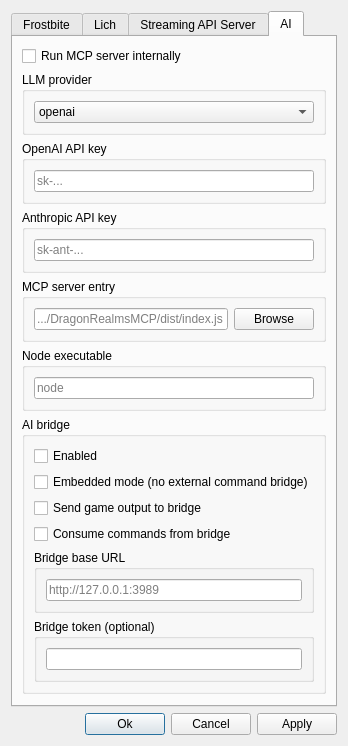
HunterDoesData/DragonRealmsMCP, file frostbite/gui/scriptsettingsdialog.ui: the form before one commit.
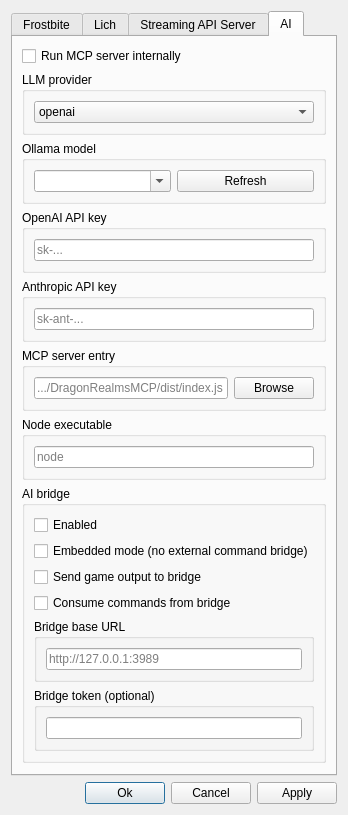
The form after the commit. The open tabs and pages were chosen to show the change. Icons and pictures are not drawn.

Diff of the .ui file:
```diff
--- a/frostbite/gui/scriptsettingsdialog.ui
+++ b/frostbite/gui/scriptsettingsdialog.ui
@@ -378,6 +378,36 @@
           </layout>
          </widget>
         </item>
+          <item>
+           <widget class="QGroupBox" name="groupBox_ollamaModel">
+            <property name="title">
+             <string>Ollama model</string>
+            </property>
+            <layout class="QVBoxLayout" name="verticalLayout_ollamaModel">
+             <item>
+              <layout class="QHBoxLayout" name="horizontalLayout_ollamaModel">
+               <item>
+                <widget class="QComboBox" name="ollamaModelInput">
+                 <property name="editable">
+                  <bool>true</bool>
+                 </property>
+                </widget>
+               </item>
+               <item>
+                <widget class="QPushButton" name="ollamaRefreshButton">
+                 <property name="text">
+                  <string>Refresh</string>
+                 </property>
+                 <property name="autoDefault">
+                  <bool>false</bool>
+                 </property>
+                </widget>
+               </item>
+              </layout>
+             </item>
+            </layout>
+           </widget>
+          </item>
         <item>
          <widget class="QGroupBox" name="groupBox_11">
           <property name="title">
```
Left out of the diff: 5 changed lines with no effect on the pictures.
